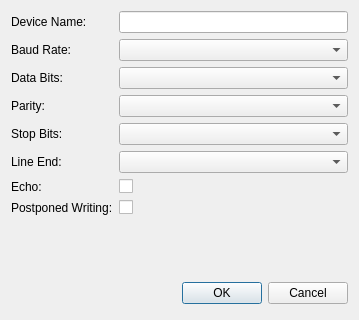
Qt form DeviceDlg.ui (Neomer/EasyTerminal) before a commit.
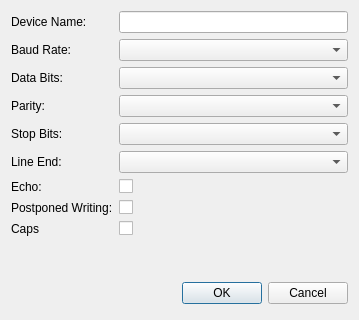
The same form after that commit.

Patch:
```diff
--- a/DeviceDlg.ui
+++ b/DeviceDlg.ui
@@ -101,6 +101,16 @@
        <item row="7" column="1">
         <widget class="QCheckBox" name="postponedWritingCheckBox"/>
        </item>
+       <item row="8" column="0">
+        <widget class="QLabel" name="capsLabel">
+         <property name="text">
+          <string>Caps</string>
+         </property>
+        </widget>
+       </item>
+       <item row="8" column="1">
+        <widget class="QCheckBox" name="capsCheckBox"/>
+       </item>
       </layout>
      </item>
      <item>
```
